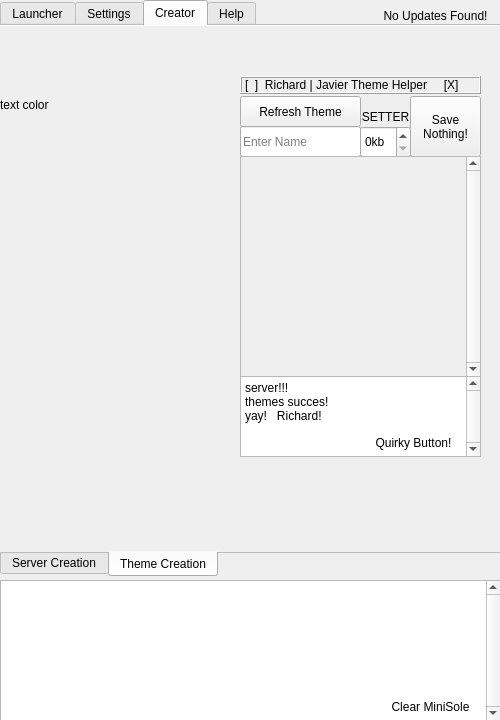
Above: Internals/Super Internals/JavierUI.ui from Neeko-iko/JavierLauncher before the change. Below: the same form after it.
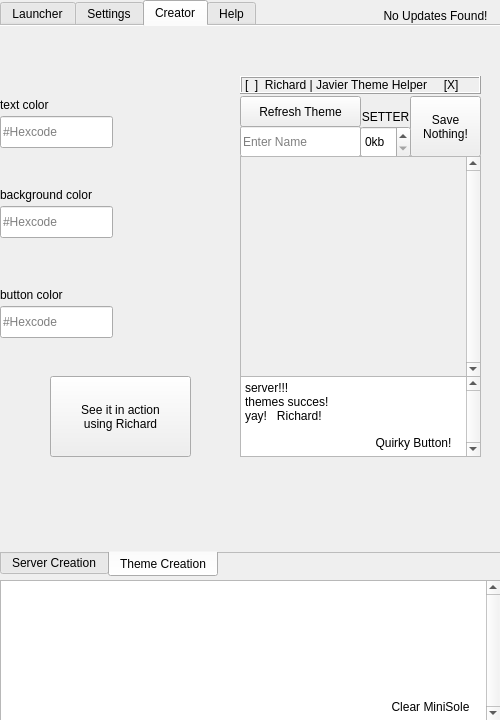
That is the form after the change. The open tabs and pages were chosen to show the change.

Commit message:
start adding buttons fro theme creator
also maybe assist with windows tab stuff.

```diff
--- a/Internals/Super Internals/JavierUI.ui
+++ b/Internals/Super Internals/JavierUI.ui
@@ -1116,6 +1116,121 @@
          </widget>
         </widget>
        </widget>
+       <widget class="QLineEdit" name="textColorEnter">
+        <property name="geometry">
+         <rect>
+          <x>0</x>
+          <y>90</y>
+          <width>113</width>
+          <height>32</height>
+         </rect>
+        </property>
+        <property name="inputMask">
+         <string/>
+        </property>
+        <property name="text">
+         <string/>
+        </property>
+        <property name="maxLength">
+         <number>32767</number>
+        </property>
+        <property name="placeholderText">
+         <string>#Hexcode</string>
+        </property>
+        <property name="clearButtonEnabled">
+         <bool>false</bool>
+        </property>
+       </widget>
+       <widget class="QLabel" name="bgColorLabel">
+        <property name="geometry">
+         <rect>
+          <x>0</x>
+          <y>160</y>
+          <width>131</width>
+          <height>18</height>
+         </rect>
+        </property>
+        <property name="text">
+         <string>background color</string>
+        </property>
+       </widget>
+       <widget class="QLineEdit" name="bgColorEnter">
+        <property name="geometry">
+         <rect>
+          <x>0</x>
+          <y>180</y>
+          <width>113</width>
+          <height>32</height>
+         </rect>
+        </property>
+        <property name="inputMask">
+         <string/>
+        </property>
+        <property name="text">
+         <string/>
+        </property>
+        <property name="maxLength">
+         <number>32767</number>
+        </property>
+        <property name="placeholderText">
+         <string>#Hexcode</string>
+        </property>
+        <property name="clearButtonEnabled">
+         <bool>false</bool>
+        </property>
+       </widget>
+       <widget class="QLabel" name="buttonColorLabel">
+        <property name="geometry">
+         <rect>
+          <x>0</x>
+          <y>260</y>
+          <width>111</width>
+          <height>18</height>
+         </rect>
+        </property>
+        <property name="text">
+         <string>button color</string>
+        </property>
+       </widget>
+       <widget class="QLineEdit" name="buttonColorEnter">
+        <property name="geometry">
+         <rect>
+          <x>0</x>
+          <y>280</y>
+          <width>113</width>
+          <height>32</height>
+         </rect>
+        </property>
+        <property name="inputMask">
+         <string/>
+        </property>
+        <property name="text">
+         <string/>
+        </property>
+        <property name="maxLength">
+         <number>32767</number>
+        </property>
+        <property name="placeholderText">
+         <string>#Hexcode</string>
+        </property>
+        <property name="clearButtonEnabled">
+         <bool>false</bool>
+        </property>
+       </widget>
+       <widget class="QPushButton" name="pushButton_2">
+        <property name="geometry">
+         <rect>
+          <x>50</x>
+          <y>350</y>
+          <width>141</width>
+          <height>81</height>
+         </rect>
+        </property>
+        <property name="text">
+         <string>See it in action
+using Richard</string>
+        </property>
+       </widget>
       </widget>
      </widget>
     </widget>
```
Left out of the diff: 6 changed lines with no effect on the pictures. The commit also changes 4 other files.
